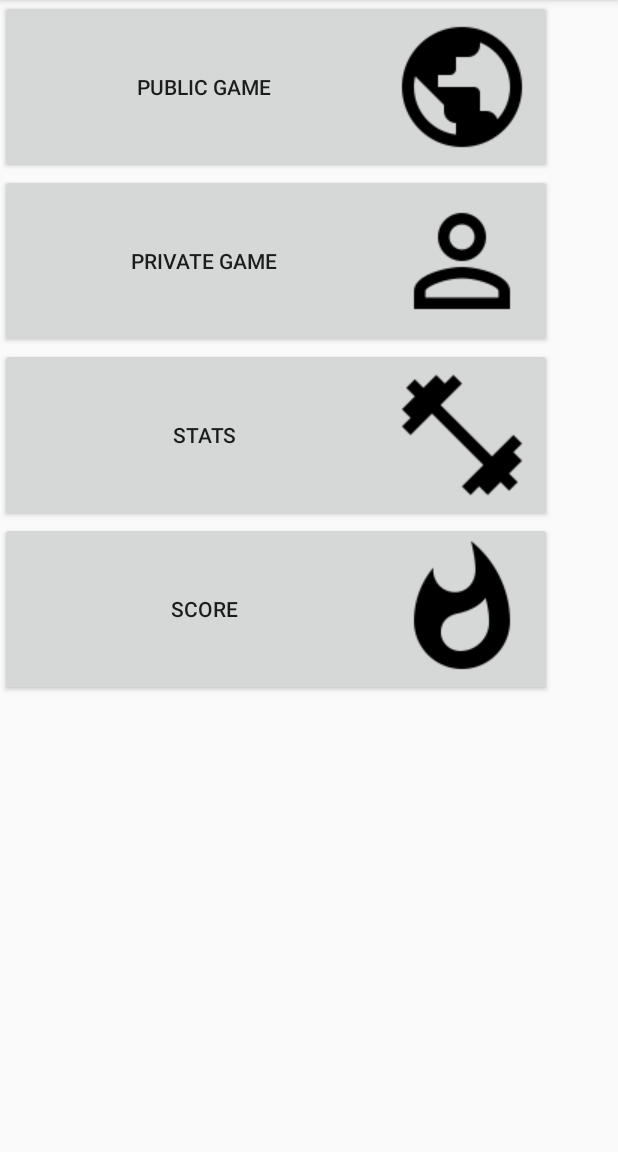
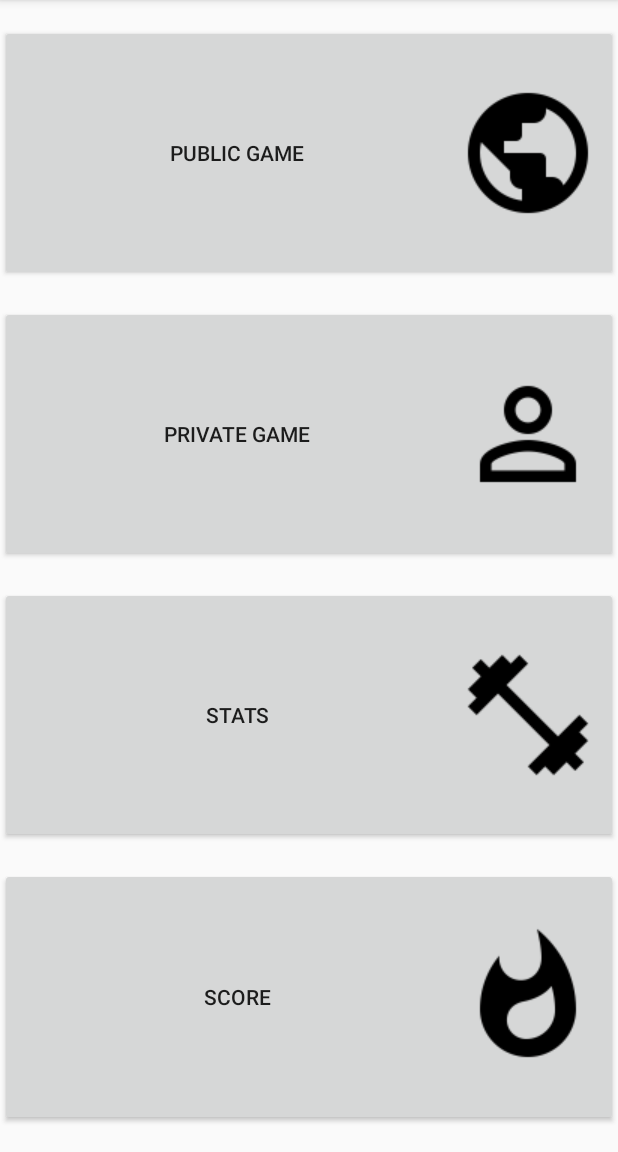
Before and after one commit to kellyj40/android_flag_capture, an Android app: the screen it shows after launch (HomePage), on a phone screen of 412 x 824 dp, the part 84-1236 px from its top. Run offline under Robolectric (Android 15) with nearby library versions, the phone set to English and light mode, and no system bars.

Commit message:
made the homepage a more relative layout

```diff
--- a/MapsandLocation/app/src/main/res/layout/activity_home_page.xml
+++ b/MapsandLocation/app/src/main/res/layout/activity_home_page.xml
@@ -1,51 +1,76 @@
 <?xml version="1.0" encoding="utf-8"?>
-<android.support.constraint.ConstraintLayout xmlns:android="http://schemas.android.com/apk/res/android"
+<LinearLayout xmlns:android="http://schemas.android.com/apk/res/android"
     xmlns:app="http://schemas.android.com/apk/res-auto"
     xmlns:tools="http://schemas.android.com/tools"
     android:layout_width="match_parent"
     android:layout_height="match_parent"
+    android:layout_alignParentLeft="true"
+    android:layout_alignParentTop="true"
+    android:weightSum="4.5"
+    android:orientation="vertical"
     tools:context="com.joekelly.mapsandlocation.HomePage">
 
-    <LinearLayout
-        android:layout_width="368dp"
-        android:layout_height="495dp"
-        android:orientation="vertical"
-        tools:layout_editor_absoluteX="8dp"
-        tools:layout_editor_absoluteY="8dp">
+        <Space
+            android:layout_width="wrap_content"
+            android:layout_height="0dp"
+            android:layout_weight=".1"/>
 
         <Button
             android:id="@+id/publicGame"
+            android:layout_weight="1"
             android:layout_width="match_parent"
-            android:layout_height="wrap_content"
+            android:layout_height="0dp"
             android:drawableRight="@drawable/ic_public_black_24dp"
             android:onClick="publicGameLauncher"
             android:text="Public Game" />
 
+        <Space
+            android:layout_width="wrap_content"
+            android:layout_height="0dp"
+            android:layout_weight=".1"/>
+
         <Button
             android:id="@+id/privateGame"
+            android:layout_weight="1"
             android:layout_width="match_parent"
-            android:layout_height="wrap_content"
+            android:layout_height="0dp"
             android:text="Private Game"
             android:onClick="privateGameLauncher"
             android:drawableRight="@drawable/ic_person_outline_black_24dp"
             />
 
+        <Space
+            android:layout_width="wrap_content"
+            android:layout_height="0dp"
+            android:layout_weight=".1"/>
+
         <Button
             android:id="@+id/stats"
+            android:layout_weight="1"
             android:layout_width="match_parent"
-            android:layout_height="wrap_content"
+            android:layout_height="0dp"
             android:text="Stats"
             android:onClick="statsLauncher"
             android:drawableRight="@drawable/ic_fitness_center_black_24dp"
             />
 
+        <Space
+            android:layout_width="wrap_content"
+            android:layout_height="0dp"
+            android:layout_weight=".1"/>
+
         <Button
             android:id="@+id/score"
+            android:layout_weight="1"
             android:layout_width="match_parent"
-            android:layout_height="wrap_content"
+            android:layout_height="0dp"
             android:text="Score"
             android:onClick="scoreLauncher"
             android:drawableRight="@drawable/ic_whatshot_black_24dp"
             />
-    </LinearLayout>
-</android.support.constraint.ConstraintLayout>
+        <Space
+            android:layout_width="wrap_content"
+            android:layout_height="0dp"
+            android:layout_weight=".1"/>
+
+</LinearLayout>
```
